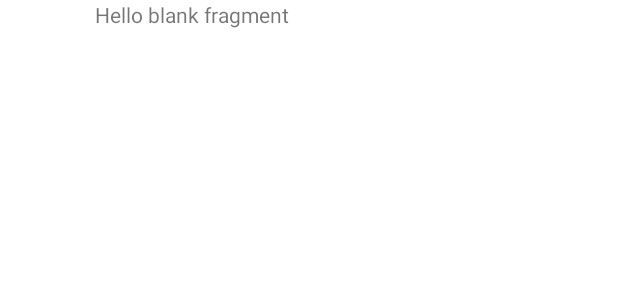
After one commit to B-P-K/SolarQuiz, an Android app: the layout fragment_answer.xml on its own in the app's theme, with its tools: preview values and no code run, on a phone screen of 412 x 824 dp. The commit adds this screen. Shown: the top 300 px of the screen. Run offline under Robolectric (Android 15) with nearby library versions, the phone set to English and light mode, and no system bars; network calls fail.

Commit message:
Add answer fragment

```diff
--- /dev/null
+++ b/app/src/main/res/layout/fragment_answer.xml
@@ -0,0 +1,19 @@
+<?xml version="1.0" encoding="utf-8"?>
+<androidx.constraintlayout.widget.ConstraintLayout xmlns:android="http://schemas.android.com/apk/res/android"
+    xmlns:app="http://schemas.android.com/apk/res-auto"
+    xmlns:tools="http://schemas.android.com/tools"
+    android:layout_width="match_parent"
+    android:layout_height="match_parent"
+    tools:context=".fragments.AnswerFragment">
+
+    <!-- TODO: Update blank fragment layout -->
+    <TextView
+        android:id="@+id/answerTextView"
+        android:layout_width="285dp"
+        android:layout_height="248dp"
+        android:text="@string/hello_blank_fragment"
+        app:layout_constraintEnd_toEndOf="parent"
+        app:layout_constraintStart_toStartOf="parent"
+        app:layout_constraintTop_toTopOf="parent" />
+
+</androidx.constraintlayout.widget.ConstraintLayout>
```
Also changed, not shown: app/src/main/java/ch/ost/rj/mge/solarquiz/activities/QuizActivity.java (+16 -18 lines), app/src/main/java/ch/ost/rj/mge/solarquiz/fragments/AnswerFragment.java (added, +59 -0 lines), app/src/main/res/layout/activity_quiz.xml (+6 -6 lines).
